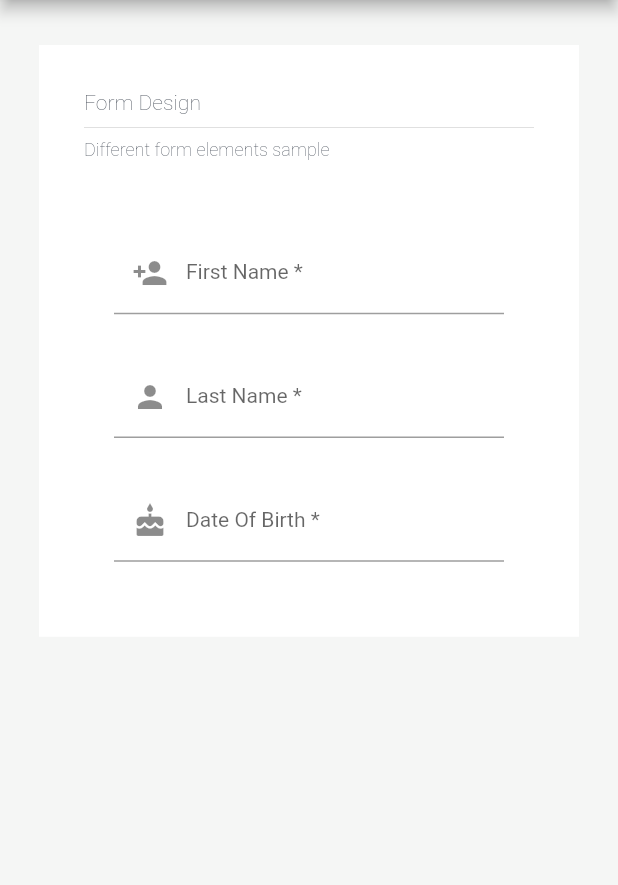
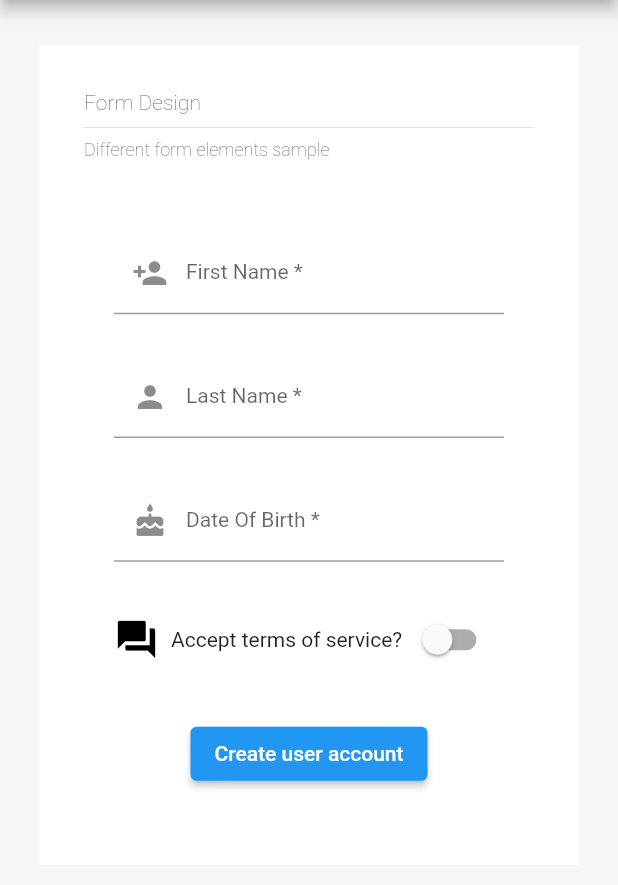
Before and after one commit to rjcalifornia/flutter_gentelella, a Flutter app: the GeneralFormsPage screen opened by its route, on a phone screen of 412 x 824 dp, the part 84-969 px from its top. Run offline on Flutter 3.47's test engine with Material 2 defaults, Android fonts, the phone set to English and light mode, and no system bars; Roboto replaces fonts that are missing (Quicksand).

Commit message:
Improve form

```diff
--- a/lib/pages/forms_page.dart
+++ b/lib/pages/forms_page.dart
@@ -12,6 +12,7 @@ class GeneralFormsPage extends StatefulWidget {
 class _GeneralFormsPageState extends State<GeneralFormsPage> {
   DateTime selectedDate = DateTime.now();
   var birthdate = TextEditingController();
+  bool isSwitched = false;
 
   Future<Null> _selectDate(BuildContext context) async {
     final DateTime picked = await showDatePicker(
@@ -118,6 +119,43 @@ class _GeneralFormsPageState extends State<GeneralFormsPage> {
                                         ),
                                       ),
                                     ),
+                                    SizedBox(
+                                      height: 28,
+                                    ),
+                                    Container(
+                                        child: Column(
+                                      mainAxisAlignment:
+                                          MainAxisAlignment.start,
+                                      crossAxisAlignment:
+                                          CrossAxisAlignment.start,
+                                      children: [
+                                        Row(
+                                          children: [
+                                            Icon(Icons.question_answer),
+                                            SizedBox(
+                                              width: 8,
+                                            ),
+                                            Flexible(
+                                              child: Text(
+                                                  "Accept terms of service? "),
+                                            ),
+                                            Switch(
+                                                value: isSwitched,
+                                                onChanged: (value) {
+                                                  setState(() {
+                                                    isSwitched = value;
+                                                  });
+                                                }),
+                                          ],
+                                        )
+                                      ],
+                                    )),
+                                    SizedBox(
+                                      height: 28,
+                                    ),
+                                    ElevatedButton(
+                                        onPressed: () {},
+                                        child: Text("Create user account"))
                                   ],
                                 ),
                               ),
```
